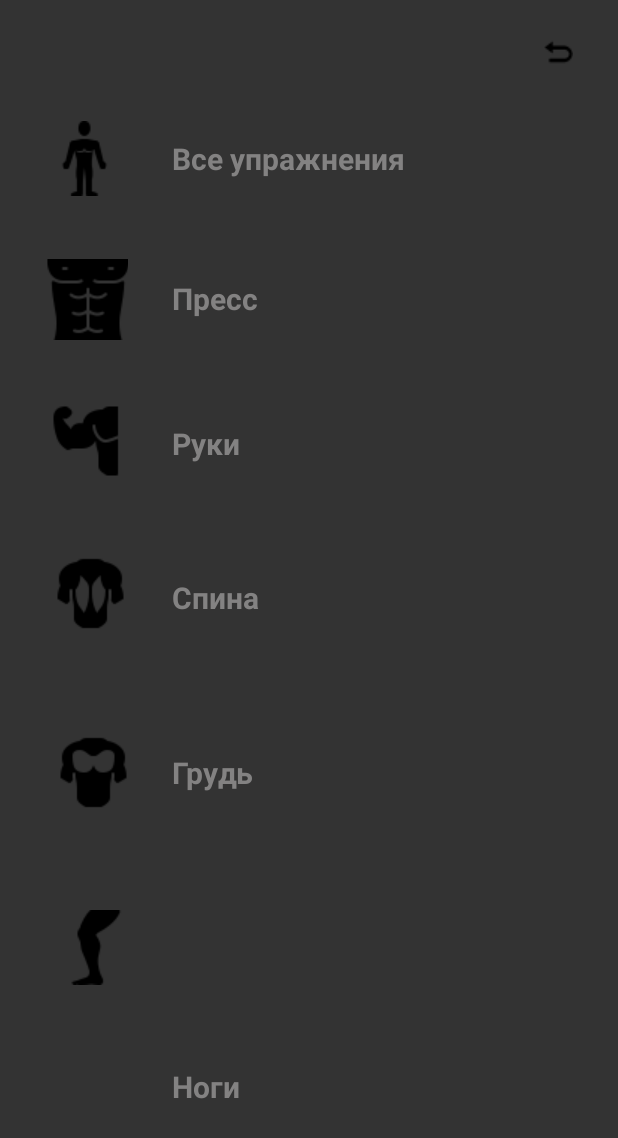
After one commit to SweetD0blE/FitnessApp, an Android app: the Exercise screen opened directly, with no data from a screen before it, on a phone screen of 412 x 824 dp. The commit adds this screen. Shown: the top 1138 px of the screen. Run offline under Robolectric (Android 15) with nearby library versions, the phone set to English and light mode, and no system bars.

Commit message:
Add exercises

```diff
--- a/app/build.gradle
+++ b/app/build.gradle
@@ -1,6 +1,4 @@
-plugins {
-    id 'com.android.application'
-}
+
 apply plugin: 'com.android.application'
 
 // Add this line
@@ -9,14 +7,13 @@ apply plugin: 'com.google.gms.google-services'
 
 dependencies {
     // Import the Firebase BoM
-    implementation platform('com.google.firebase:firebase-bom:29.0.0')
+    implementation platform('com.google.firebase:firebase-bom:29.2.1')
 
 
     // Add the dependency for the Firebase SDK for Google Analytics
     // When using the BoM, don't specify versions in Firebase dependencies
     implementation 'com.google.firebase:firebase-analytics'
 
-    implementation 'com.google.firebase:firebase-auth'
 
 
     // Add the dependencies for any other desired Firebase products
--- a/app/src/main/AndroidManifest.xml
+++ b/app/src/main/AndroidManifest.xml
@@ -24,6 +24,9 @@
         <activity android:name=".MainActivity"
             android:label="Registration">
         </activity>
+        <activity android:name=".Exercise"
+            android:label="Exercise">
+        </activity>
     </application>
 
 </manifest>
--- /dev/null
+++ b/app/src/main/java/com/example/fitnesstrener/Exercise.java
@@ -0,0 +1,14 @@
+package com.example.fitnesstrener;
+
+import android.os.Bundle;
+import android.widget.ImageButton;
+
+import androidx.appcompat.app.AppCompatActivity;
+
+public class Exercise extends AppCompatActivity {
+    @Override
+    protected void onCreate(Bundle savedInstanceState) {
+        super.onCreate(savedInstanceState);
+        setContentView(R.layout.exercise);
+}
+    }
--- a/app/src/main/java/com/example/fitnesstrener/MainActivity.java
+++ b/app/src/main/java/com/example/fitnesstrener/MainActivity.java
@@ -3,6 +3,7 @@ package com.example.fitnesstrener;
 import androidx.appcompat.app.AppCompatActivity;
 
 import android.content.Intent;
+import android.media.Image;
 import android.os.Bundle;
 import android.view.View;
 import android.widget.Button;
@@ -15,13 +16,15 @@ public class MainActivity extends AppCompatActivity {
 
     private ImageButton Imgjour;
     private FirebaseAuth mAuth;
+    private ImageButton Exercise;
 
     @Override
     protected void onCreate(Bundle savedInstanceState) {
         super.onCreate(savedInstanceState);
         setContentView(R.layout.activity_main);
 
-        Imgjour = findViewById(R.id.Imgjour);
+        Exercise = findViewById(R.id.exercise);
+        Imgjour = findViewById(R.id.imgjour);
         mAuth = FirebaseAuth.getInstance();
 
         Imgjour.setOnClickListener(new View.OnClickListener() {
@@ -31,5 +34,12 @@ public class MainActivity extends AppCompatActivity {
                 startActivity(intent);
             }
         });
-    }
+        Exercise.setOnClickListener(new View.OnClickListener() {
+            @Override
+            public void onClick(View v) {
+                Intent intent = new Intent(MainActivity.this, Exercise.class);
+                startActivity(intent);
+            }
+    });
 }
+}
--- a/app/src/main/res/layout/activity_main.xml
+++ b/app/src/main/res/layout/activity_main.xml
@@ -46,7 +46,7 @@
         app:layout_constraintEnd_toEndOf="parent" />
 
     <ImageButton
-        android:id="@+id/Imgjour"
+        android:id="@+id/imgjour"
 
         android:layout_width="wrap_content"
         android:layout_height="wrap_content"
--- /dev/null
+++ b/app/src/main/res/layout/exercise.xml
@@ -0,0 +1,186 @@
+<?xml version="1.0" encoding="utf-8"?>
+<androidx.constraintlayout.widget.ConstraintLayout
+    xmlns:android="http://schemas.android.com/apk/res/android"
+    xmlns:app="http://schemas.android.com/apk/res-auto"
+    xmlns:tools="http://schemas.android.com/tools"
+    android:layout_width="match_parent"
+    android:layout_height="match_parent"
+    android:background="#333"
+    android:orientation="horizontal"
+
+
+    >
+
+    <ImageButton
+        android:id="@+id/imageButtonAllExercises"
+        android:layout_width="58dp"
+        android:layout_height="59dp"
+
+        android:layout_marginStart="27dp"
+        android:layout_marginTop="76dp"
+        android:background="#333"
+        app:layout_constraintStart_toStartOf="parent"
+        app:layout_constraintTop_toTopOf="parent"
+        app:srcCompat="@drawable/all_exercise"
+        tools:ignore="SpeakableTextPresentCheck" />
+
+    <TextView
+        android:id="@+id/textViewAllExercises"
+        android:layout_width="201dp"
+        android:layout_height="29dp"
+        android:layout_marginStart="29dp"
+        android:layout_marginTop="92dp"
+        android:layout_marginEnd="96dp"
+        android:text="Все упражнения"
+        android:textColor="#838282"
+        android:textSize="20sp"
+        android:textStyle="bold"
+        app:layout_constraintEnd_toEndOf="parent"
+        app:layout_constraintStart_toEndOf="@+id/imageButtonAllExercises"
+        app:layout_constraintTop_toTopOf="parent" />
+
+    <ImageButton
+        android:id="@+id/imageButtonABS"
+        android:layout_width="54dp"
+        android:layout_height="54dp"
+        android:layout_marginStart="31dp"
+        android:layout_marginTop="37dp"
+        android:background="#333"
+        app:layout_constraintStart_toStartOf="parent"
+        app:layout_constraintTop_toBottomOf="@+id/imageButtonAllExercises"
+        app:srcCompat="@drawable/press"
+        tools:ignore="SpeakableTextPresentCheck" />
+
+    <TextView
+        android:id="@+id/textViewABS"
+        android:layout_width="201dp"
+        android:layout_height="29dp"
+
+        android:layout_marginStart="29dp"
+        android:layout_marginTop="64dp"
+        android:text="Пресс"
+        android:textColor="#838282"
+        android:textSize="20sp"
+        android:textStyle="bold"
+        app:layout_constraintStart_toEndOf="@+id/imageButtonABS"
+        app:layout_constraintTop_toBottomOf="@+id/textViewAllExercises"></TextView>
+
+    <ImageButton
+        android:id="@+id/imageButtonArms"
+        android:layout_width="56dp"
+        android:layout_height="56dp"
+        android:layout_marginStart="29dp"
+        android:layout_marginTop="38dp"
+        android:background="#333"
+        app:layout_constraintStart_toStartOf="parent"
+        app:layout_constraintTop_toBottomOf="@+id/imageButtonABS"
+        app:srcCompat="@drawable/arms"
+        tools:ignore="SpeakableTextPresentCheck" />
+
+    <TextView
+        android:id="@+id/textViewArms"
+        android:layout_width="201dp"
+        android:layout_height="29dp"
+
+        android:layout_marginStart="29dp"
+        android:layout_marginTop="67dp"
+        android:text="Руки"
+        android:textColor="#838282"
+        android:textSize="20sp"
+        android:textStyle="bold"
+        app:layout_constraintStart_toEndOf="@+id/imageButtonArms"
+        app:layout_constraintTop_toBottomOf="@+id/textViewABS">
+
+    </TextView>
+
+    <ImageButton
+        android:id="@+id/ImageButtonBack"
+        android:layout_width="61dp"
+        android:layout_height="62dp"
+        android:layout_marginStart="29dp"
+        android:layout_marginTop="44dp"
+        android:background="#333"
+        app:layout_constraintStart_toStartOf="parent"
+        app:layout_constraintTop_toBottomOf="@+id/imageButtonArms"
+        app:srcCompat="@drawable/back"
+        tools:ignore="SpeakableTextPresentCheck" />
+
+    <TextView
+        android:id="@+id/textViewBack"
+        android:layout_width="201dp"
+        android:layout_height="29dp"
+
+        android:layout_marginStart="24dp"
+        android:layout_marginTop="73dp"
+        android:text="Спина"
+        android:textColor="#838282"
+        android:textSize="20sp"
+        android:textStyle="bold"
+        app:layout_constraintStart_toEndOf="@+id/ImageButtonBack"
+        app:layout_constraintTop_toBottomOf="@+id/textViewArms"></TextView>
+
+    <ImageButton
+        android:id="@+id/imageButtonChest"
+        android:layout_width="62dp"
+        android:layout_height="65dp"
+        android:layout_marginStart="31dp"
+        android:layout_marginTop="55dp"
+        android:background="#333"
+        app:layout_constraintStart_toStartOf="parent"
+        app:layout_constraintTop_toBottomOf="@+id/ImageButtonBack"
+        app:srcCompat="@drawable/chest"
+        tools:ignore="SpeakableTextPresentCheck" />
+
+    <TextView
+        android:id="@+id/textViewChest"
+        android:layout_width="201dp"
+        android:layout_height="29dp"
+
+        android:layout_marginStart="21dp"
+        android:layout_marginTop="87dp"
+        android:text="Грудь"
+        android:textColor="#838282"
+        android:textSize="20sp"
+        android:textStyle="bold"
+        app:layout_constraintStart_toEndOf="@+id/imageButtonChest"
+        app:layout_constraintTop_toBottomOf="@+id/textViewBack"></TextView>
+
+    <ImageButton
+        android:id="@+id/imageButtonLegs"
+        android:layout_width="63dp"
+        android:layout_height="62dp"
+        android:layout_marginStart="30dp"
+        android:layout_marginTop="53dp"
+        android:background="#333"
+        app:layout_constraintStart_toStartOf="parent"
+        app:layout_constraintTop_toBottomOf="@+id/imageButtonChest"
+        app:srcCompat="@drawable/legs"
+        tools:ignore="SpeakableTextPresentCheck" />
+
+    <TextView
+        android:id="@+id/textViewLegs"
+        android:layout_width="201dp"
+        android:layout_height="29dp"
+
+        android:layout_marginStart="21dp"
+        android:layout_marginBottom="84dp"
+        android:text="Ноги"
+        android:textColor="#838282"
+        android:textSize="20sp"
+        android:textStyle="bold"
+        app:layout_constraintBottom_toBottomOf="parent"
+        app:layout_constraintStart_toEndOf="@+id/imageButtonLegs"></TextView>
+
+    <ImageButton
+        android:id="@+id/imageButtonReturn1"
+        android:layout_width="48dp"
+        android:layout_height="39dp"
+        android:layout_marginTop="16dp"
+        android:layout_marginEnd="16dp"
+        android:background="#333"
+        app:layout_constraintEnd_toEndOf="parent"
+        app:layout_constraintTop_toTopOf="parent"
+        app:srcCompat="@drawable/return1"
+        tools:ignore="TouchTargetSizeCheck" />
+
+</androidx.constraintlayout.widget.ConstraintLayout>
```
Also changed, not shown: app/src/main/res/drawable/all_exercise.png (added), app/src/main/res/drawable/arms.png (added), app/src/main/res/drawable/back.png (added), app/src/main/res/drawable/chest.png (added), app/src/main/res/drawable/legs.png (added), app/src/main/res/drawable/press.png (added), app/src/main/res/drawable/return1.png (added), 1 other file.
